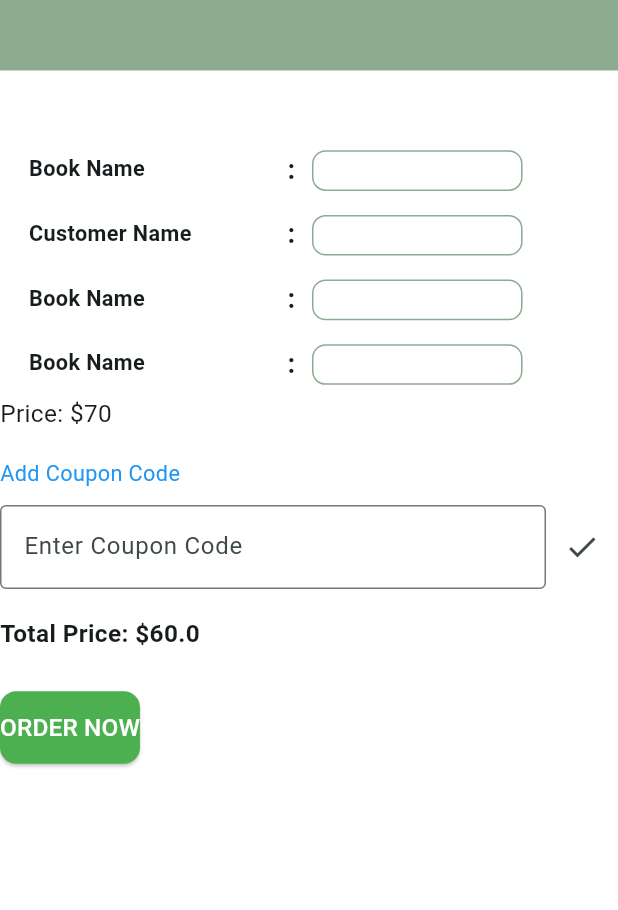
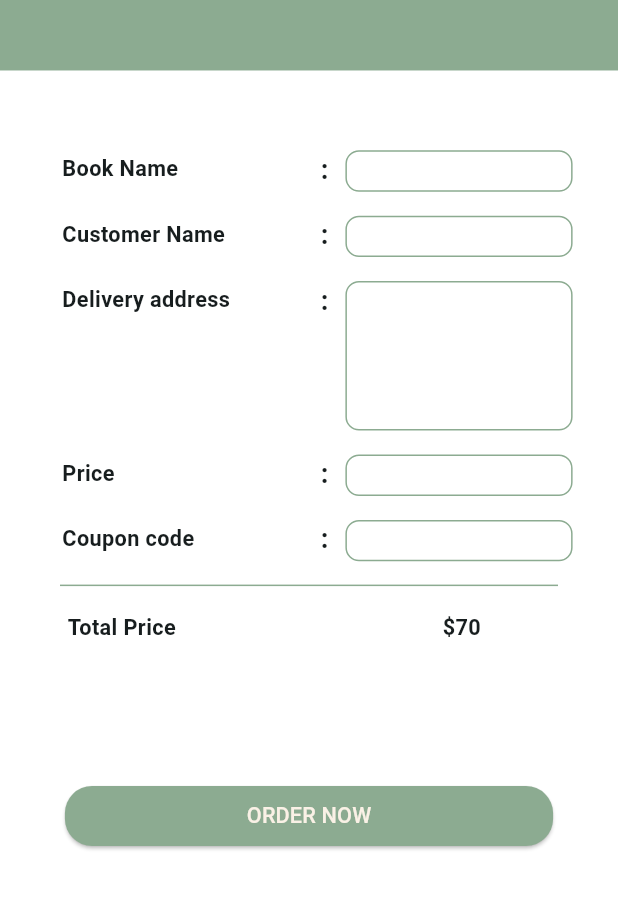
Before and after one commit to Sayduntuhin/story, a Flutter app: the OrderPage screen opened by its route, on a phone screen of 412 x 824 dp, the part 309-1219 px from its top. Run offline on Flutter 3.47's test engine with Material 3 defaults, Android fonts, the phone set to English and light mode, and no system bars; our stand-ins replace flutter_screenutil, get, go_router, image_picker, intl_phone_field and 1 more; missing offline and left inert: country_pickers, dart:ffi, gif.

```diff
--- /dev/null
+++ b/lib/controller/book_controller.dart
@@ -0,0 +1,19 @@
+import 'package:get/get.dart';
+
+class Book {
+  final String name;
+  double progress;
+
+  Book({
+    required this.name,
+    this.progress = 1,
+  });
+}
+
+class BookController extends GetxController {
+  var books = <Book>[].obs;
+
+  void addBook(String name) {
+    books.add(Book(name: name));
+  }
+}
--- a/lib/routes/router.dart
+++ b/lib/routes/router.dart
@@ -1,4 +1,7 @@
 import 'package:go_router/go_router.dart';
+import 'package:story_always/view/aiBot/pages/ai_bot_page.dart';
+import 'package:story_always/view/allBook/pages/all_book_page.dart';
+import 'package:story_always/view/createBook/pages/create_book.dart';
 import 'package:story_always/view/home/pages/home_page.dart';
 import 'package:story_always/view/order/page/order_page.dart';
 import 'package:story_always/view/subscription/pages/subcriptions_page.dart';
@@ -58,9 +61,22 @@ final GoRouter router = GoRouter(
     GoRoute(
       path: '/subscription',
       builder: (context, state) => UpgradePage(),
-    ),  GoRoute(
+    ),
+    GoRoute(
       path: '/order',
       builder: (context, state) => OrderPage(),
     ),
+    GoRoute(
+      path: '/allBook',
+      builder: (context, state) => AllBooksPage(),
+    ),
+    GoRoute(
+      path: '/createBook',
+      builder: (context, state) => CreateBookPage(),
+    ),
+    GoRoute(
+      path: '/aiBot',
+      builder: (context, state) => AIBotPage(),
+    ),
   ],
 );
--- a/lib/view/home/pages/home_page.dart
+++ b/lib/view/home/pages/home_page.dart
@@ -96,9 +96,10 @@ class SecondPage extends StatelessWidget {
             SizedBox(height: 40.h),
             CustomButton(
               text: 'TALK TO TITI',
-              route: '/chat',
+              route: '/aiBot',
               buttonColor: buttonColor,
               textColor: buttonTextColor,
+              isPush: true,
             ),
           ],
         ),
--- a/lib/view/order/page/order_page.dart
+++ b/lib/view/order/page/order_page.dart
@@ -1,5 +1,6 @@
 import 'package:flutter/material.dart';
 import 'package:flutter_screenutil/flutter_screenutil.dart';
+import 'package:story_always/view/widgets/custom_buttom.dart';
 import '../../../themes/colors.dart';
 
 class OrderPage extends StatefulWidget {
@@ -14,9 +15,7 @@ class _OrderPageState extends State<OrderPage> {
   final TextEditingController _couponController = TextEditingController();
 
   bool _isCouponApplied = false;
-  double _totalPrice = 60.0; // Price after discount (initial price without coupon)
-
-  // Function to apply coupon and update the price
+  double _totalPrice = 60.0;
   void _applyCoupon() {
     setState(() {
       if (_couponController.text == "GIVE50") {
@@ -31,15 +30,13 @@ class _OrderPageState extends State<OrderPage> {
       }
     });
   }
-
   @override
   Widget build(BuildContext context) {
     return Scaffold(
       backgroundColor: Colors.white,
       body: Column(
-        crossAxisAlignment: CrossAxisAlignment.start,
+        crossAxisAlignment: CrossAxisAlignment.center,
         children: [
-
           Stack(
             children: [
               // Container with Image
@@ -84,21 +81,42 @@ class _OrderPageState extends State<OrderPage> {
               ),
             ],
           ),
-          SizedBox(height: 50.h,),
-          _buildTextField("Book Name" , _bookNameController , TextInputType.text),
-          _buildTextField("Customer Name" , _bookNameController , TextInputType.text),
-          _buildTextField("Book Name" , _bookNameController , TextInputType.text),
-          _buildTextField("Book Name" , _bookNameController , TextInputType.text),
-
-
-          Row(
+          SizedBox(
+            height: 50.h,
+          ),
+          _buildTextField("Book Name", _bookNameController, TextInputType.text,),
+          _buildTextField("Customer Name", _bookNameController, TextInputType.text),
+          _buildTextField("Delivery address", _bookNameController, TextInputType.text, 4),
+          _buildTextField("Price", _bookNameController, TextInputType.number),
+          _buildTextField("Coupon code", _bookNameController, TextInputType.number),
+          Padding(
+            padding: const EdgeInsets.only(left: 40, right: 40),
+            child: Divider(
+              color: textColor,
+            ),
+          ),
+          Padding(
+            padding: const EdgeInsets.only(top: 10, left: 45),
+            child: Row(
               children: [
-              Text("Price: \$70", style: TextStyle(fontSize: 18.sp)),
+                SizedBox(
+                  width: 100,
+                  child: Text(
+                    "Total Price",
+                    style:
+                        TextStyle(fontWeight: FontWeight.w600, fontSize: 16.sp),
+                  ),
+                ),
+                SizedBox(
+                  width: 150,
+                ),
+                Text("\$70",
+                    style: TextStyle(
+                        fontWeight: FontWeight.w600, fontSize: 16.sp)),
               ],
             ),
-          SizedBox(height: 20.h),
-
-          // Coupon Code
+          ),
+          /*     // Coupon Code
           GestureDetector(
             onTap: () {
               setState(() {
@@ -135,21 +153,17 @@ class _OrderPageState extends State<OrderPage> {
                   ),
                 ],
               ),
-            ),
-          SizedBox(height: 20.h),
-
-          // Total Price
-          Row(
-            children: [
-              Text("Total Price: \$$_totalPrice", style: TextStyle(fontSize: 18.sp, fontWeight: FontWeight.bold)),
-            ],
-          ),
-          SizedBox(height: 30.h),
-
-          // Order Now Button
+            ),*/
+          Spacer(),
+          CustomButton(
+              text: "ORDER NOW",
+              route: "",
+              buttonColor: buttonColor,
+              textColor: buttonTextColor),
+          SizedBox(height: 50,)
+          /*
           ElevatedButton(
             onPressed: () {
-              // Handle order submission
               print("Order placed with total price: \$$_totalPrice");
             },
             style: ElevatedButton.styleFrom(
@@ -163,17 +177,20 @@ class _OrderPageState extends State<OrderPage> {
               "ORDER NOW",
               style: TextStyle(fontSize: 18.sp, color: Colors.white),
             ),
-          ),
+          ),*/
         ],
       ),
     );
   }
-  Widget _buildTextField(String featureText, TextEditingController controller,TextInputType keyboardType) {
+
+  Widget _buildTextField(String featureText, TextEditingController controller,
+      TextInputType keyboardType,
+      [int line = 1]) {
     return Padding(
       padding: const EdgeInsets.all(8.0),
       child: Row(
         crossAxisAlignment: CrossAxisAlignment.start,
-        mainAxisAlignment: MainAxisAlignment.start,
+        mainAxisAlignment: MainAxisAlignment.center,
         children: [
           SizedBox(
             width: 200,
@@ -181,38 +198,47 @@ class _OrderPageState extends State<OrderPage> {
               mainAxisAlignment: MainAxisAlignment.spaceAround,
               children: [
                 SizedBox(
-                  width : 150,
+                  width: 150,
                   child: Text(
                     featureText,
-                    style: TextStyle(fontWeight: FontWeight.w600, fontSize: 16.sp),
+                    style:
+                        TextStyle(fontWeight: FontWeight.w600, fontSize: 16.sp),
                   ),
                 ),
                 Text(
                   ":",
-                  style: TextStyle(fontWeight: FontWeight.bold, fontSize: 20.sp),
+                  style:
+                      TextStyle(fontWeight: FontWeight.bold, fontSize: 20.sp),
                 ),
               ],
             ),
           ),
           SizedBox(
-            height: 30.h,
-            width: 139.w,
+            width: 150.w,
+            child: Center(
               child: TextFormField(
                 controller: controller,
+                textAlign: TextAlign.start,
                 keyboardType: keyboardType,
+                maxLines: line,
+                minLines: line,
                 decoration: InputDecoration(
+                  isDense: true,
+                  contentPadding:
+                      EdgeInsets.symmetric(vertical: 2.h, horizontal: 10),
                   focusColor: textColor,
                   focusedBorder: OutlineInputBorder(
                     borderRadius: BorderRadius.circular(10.r),
                     borderSide: BorderSide(color: textColor),
                   ),
-                enabledBorder:OutlineInputBorder(
+                  enabledBorder: OutlineInputBorder(
                     borderRadius: BorderRadius.circular(10.r),
                     borderSide: BorderSide(color: textColor),
-                ) ,
+                  ),
                   border: OutlineInputBorder(
                     borderRadius: BorderRadius.circular(10.r),
                     borderSide: BorderSide(color: textColor),
+                  ),
                 ),
               ),
             ),
--- a/lib/view/subscription/pages/subcriptions_page.dart
+++ b/lib/view/subscription/pages/subcriptions_page.dart
@@ -75,6 +75,7 @@ class _UpgradePageState extends State<UpgradePage> {
             child: CustomButton(
                 text: "UPGRADE NOW",
                 route: '/order',
+                 isPush: true,
                 buttonColor: buttonColor,
                 textColor: buttonTextColor),
           ),
--- a/lib/view/widgets/custom_buttom.dart
+++ b/lib/view/widgets/custom_buttom.dart
@@ -10,6 +10,7 @@ class CustomButton extends StatelessWidget {
   final Color buttonColor;
   final Color textColor;
   final bool isPush;
+  final bool isPop;
   final void Function()?onPressed;
 
   CustomButton({
@@ -19,14 +20,21 @@ class CustomButton extends StatelessWidget {
     required this.textColor,
     this.isPush = false,
      this.onPressed,
+    this.isPop = false
   });
 
   @override
   Widget build(BuildContext context) {
     return ElevatedButton(
       onPressed: () {
-       // onPressed!;
-          if (isPush) {
+        if (onPressed != null) {
+          onPressed!();
+        }
+
+        if (isPop) {
+          context.pop(); // This pops the current page off the navigation stack
+        }
+        else if (isPush) {
         /*    onPressed!;*/
             context.push(route);
           } else {
--- a/lib/view/widgets/custom_navigation_bar.dart
+++ b/lib/view/widgets/custom_navigation_bar.dart
@@ -1,5 +1,6 @@
 import 'package:flutter/material.dart';
 import 'package:flutter_screenutil/flutter_screenutil.dart';
+import 'package:story_always/view/allBook/pages/all_book_page.dart';
 import '../home/pages/home_page.dart';
 import '../profile/pages/profile_page.dart';
 
@@ -17,6 +18,7 @@ class _MainScreenState extends State<MainScreen> {
   // List of pages
   final List<Widget> _pages = [
      HomePage(),
+    AllBooksPage(),
     ProfilePage(),
   ];
 
--- a/pubspec.yaml
+++ b/pubspec.yaml
@@ -35,9 +35,9 @@ dependencies:
   # Use with the CupertinoIcons class for iOS style icons.
   cupertino_icons: ^1.0.8
   go_router: ^14.8.0
-  riverpod: ^2.6.1
   flutter_screenutil: ^5.9.3
   smooth_page_indicator: ^1.2.0+3
+  get: ^4.6.6
   gif: ^2.3.0
   image_picker: ^1.1.2
   country_pickers: ^3.0.1
```
Also changed, not shown: lib/view/aiBot/pages/ai_bot_page.dart (added, +90 -0 lines), lib/view/allBook/pages/all_book_page.dart (added, +151 -0 lines), lib/view/createBook/pages/create_book.dart (added, +65 -0 lines), assets/icons/coverLine.png (added), assets/icons/flortbutton.png (added), pubspec.lock. Lines whose indentation alone changed are shown as unchanged.
